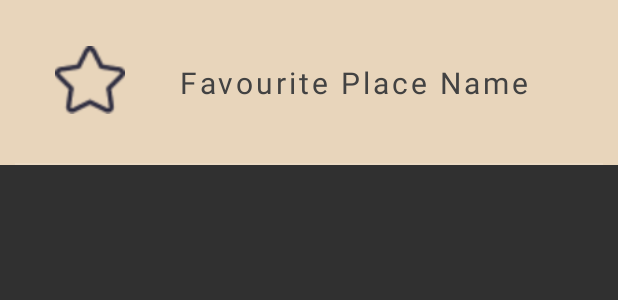
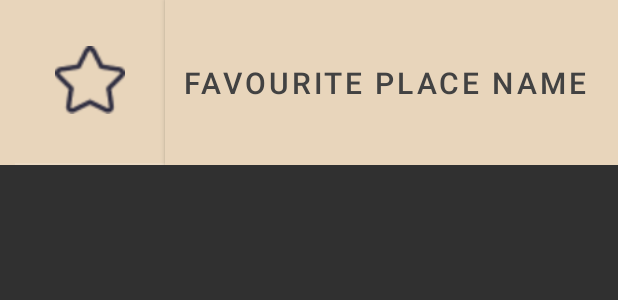
Before and after one commit to Tristand1506/QuestBoard, an Android app: the layout recycler_favourites_layout.xml on its own in the app's theme, with its tools: preview values and no code run, on a phone screen of 412 x 824 dp. Shown: the top 300 px of the screen. Run offline under Robolectric (Android 15) with nearby library versions, the phone set to English and light mode, and no system bars.

Commit message:
edited favourites and bottom sheet

```diff
--- a/app/src/main/res/layout/recycler_favourites_layout.xml
+++ b/app/src/main/res/layout/recycler_favourites_layout.xml
@@ -33,6 +33,21 @@
 
     </RelativeLayout>
 
+    <Button
+        android:id="@+id/fav_placename_btn"
+        android:layout_width="310dp"
+        android:layout_height="match_parent"
+        android:layout_marginStart="110dp"
+        android:background="@color/light_beige"
+        android:ellipsize="end"
+        android:letterSpacing="0.1"
+        android:lines="1"
+        android:scrollHorizontally="true"
+        android:text="Favourite Place Name"
+        android:paddingRight="10dp"
+        android:textColor="@color/cardview_dark_background"
+        android:textSize="20sp"
+        tools:visibility="visible" />
 
     <TextView
         android:id="@+id/favourite_name"
@@ -41,7 +56,10 @@
         android:layout_centerVertical="true"
         android:layout_marginStart="10dp"
         android:layout_toRightOf="@id/img_relative_layout"
+        android:ellipsize="end"
         android:letterSpacing="0.1"
+        android:lines="1"
+        android:scrollHorizontally="true"
         android:text="Favourite Place Name"
         android:textAppearance="@style/TextAppearance.AppCompat.Body1"
         android:textColor="@color/cardview_dark_background"
```
Also changed, not shown: app/src/main/res/layout/bottom_sheet.xml (+3 -10 lines).
